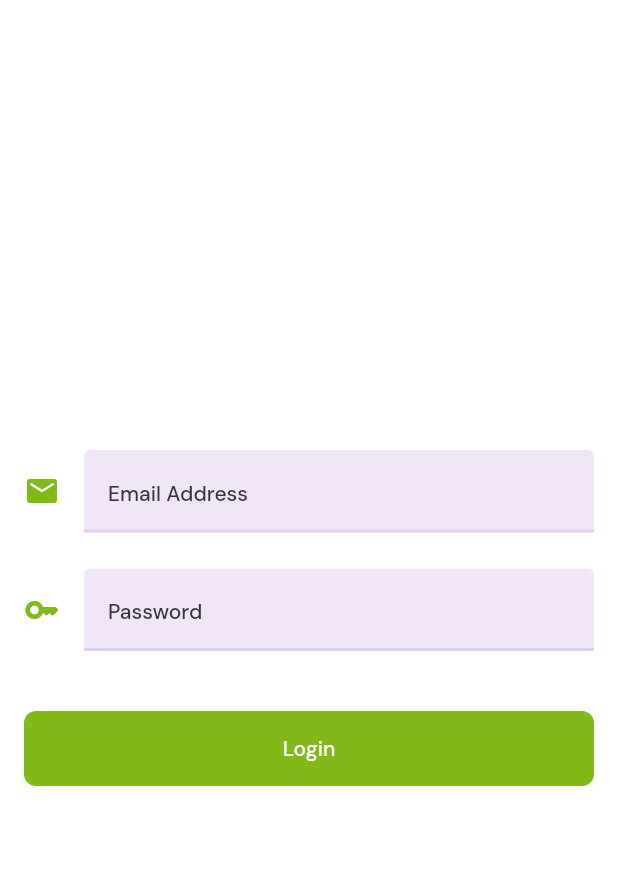
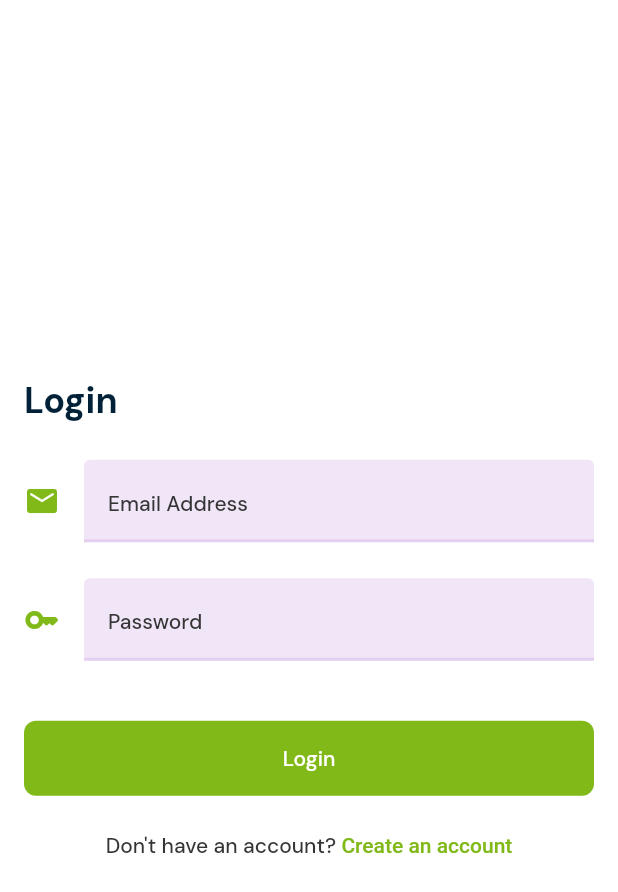
Before and after one commit to KenStarry/My_Tractor, a Flutter app: the Login screen opened directly, on a phone screen of 412 x 824 dp. Shown: the top 892 px of the screen. Run offline on Flutter 3.47's test engine with Material 2 defaults, Android fonts, the phone set to English and light mode, and no system bars; our stand-ins replace get, google_maps_flutter, location; missing offline and left inert: flutter_polyline_points.

Commit message:
Create Account UI fixes

```diff
--- a/lib/feature_login/presentation/components/login.dart
+++ b/lib/feature_login/presentation/components/login.dart
@@ -1,5 +1,8 @@
+import 'package:flutter/gestures.dart';
 import 'package:flutter/material.dart';
+import 'package:get/get.dart';
 import 'package:my_tractor/core/presentation/components/custom_textfield.dart';
+import 'package:my_tractor/feature_sign_up/presentation/components/sign_up.dart';
 
 class Login extends StatefulWidget {
   const Login({super.key});
@@ -21,6 +24,8 @@ class _LoginState extends State<Login> {
             mainAxisAlignment: MainAxisAlignment.center,
             crossAxisAlignment: CrossAxisAlignment.start,
             children: [
+              Text("Login", style: Theme.of(context).textTheme.titleLarge),
+              const SizedBox(height: 24),
               CustomTextField(
                   hint: 'Email Address',
                   iconData: Icons.email_rounded,
@@ -39,12 +44,28 @@ class _LoginState extends State<Login> {
                   child: FilledButton(
                       onPressed: () {},
                       style: FilledButton.styleFrom(
-                        backgroundColor: Theme.of(context).primaryColor,
-                        shape: RoundedRectangleBorder(borderRadius: BorderRadius.circular(8)),
-                        padding: const EdgeInsets.symmetric(vertical: 16)
-                      ),
+                          backgroundColor: Theme.of(context).primaryColor,
+                          shape: RoundedRectangleBorder(
+                              borderRadius: BorderRadius.circular(8)),
+                          padding: const EdgeInsets.symmetric(vertical: 16)),
                       child: const Text("Login")),
                 ),
+              ),
+              const SizedBox(height: 24),
+              Align(
+                alignment: AlignmentDirectional.center,
+                child: Text.rich(TextSpan(children: [
+                  const TextSpan(text: "Don't have an account? "),
+                  TextSpan(
+                      text: "Create an account",
+                      style: TextStyle(
+                        color: Theme.of(context).primaryColor
+                      ),
+                      recognizer: TapGestureRecognizer()
+                        ..onTap = () {
+                          Get.to(() => SignUp());
+                        })
+                ])),
               )
             ],
           )),
--- a/lib/feature_sign_up/presentation/components/sign_up.dart
+++ b/lib/feature_sign_up/presentation/components/sign_up.dart
@@ -57,6 +57,7 @@ class _SignUpState extends State<SignUp> {
                   mainAxisAlignment: MainAxisAlignment.center,
                   crossAxisAlignment: CrossAxisAlignment.start,
                   children: [
+                    const SizedBox(height: 24),
                     CustomTextField(
                         hint: 'Email Address',
                         iconData: Icons.email_rounded,
--- a/lib/main.dart
+++ b/lib/main.dart
@@ -1,6 +1,7 @@
 import 'package:flutter/material.dart';
 import 'package:get/get.dart';
 import 'package:my_tractor/di/controller_di.dart';
+import 'package:my_tractor/feature_login/presentation/components/login.dart';
 import 'package:my_tractor/feature_sign_up/presentation/components/sign_up.dart';
 import 'package:my_tractor/theme/my_theme.dart';
 
@@ -17,7 +18,7 @@ class MyApp extends StatelessWidget {
   @override
   Widget build(BuildContext context) {
     return GetMaterialApp(
-      home: const SignUp(),
+      home: const Login(),
       debugShowCheckedModeBanner: false,
       theme: MyTheme.lightTheme,
       darkTheme: MyTheme.lightTheme,
```
